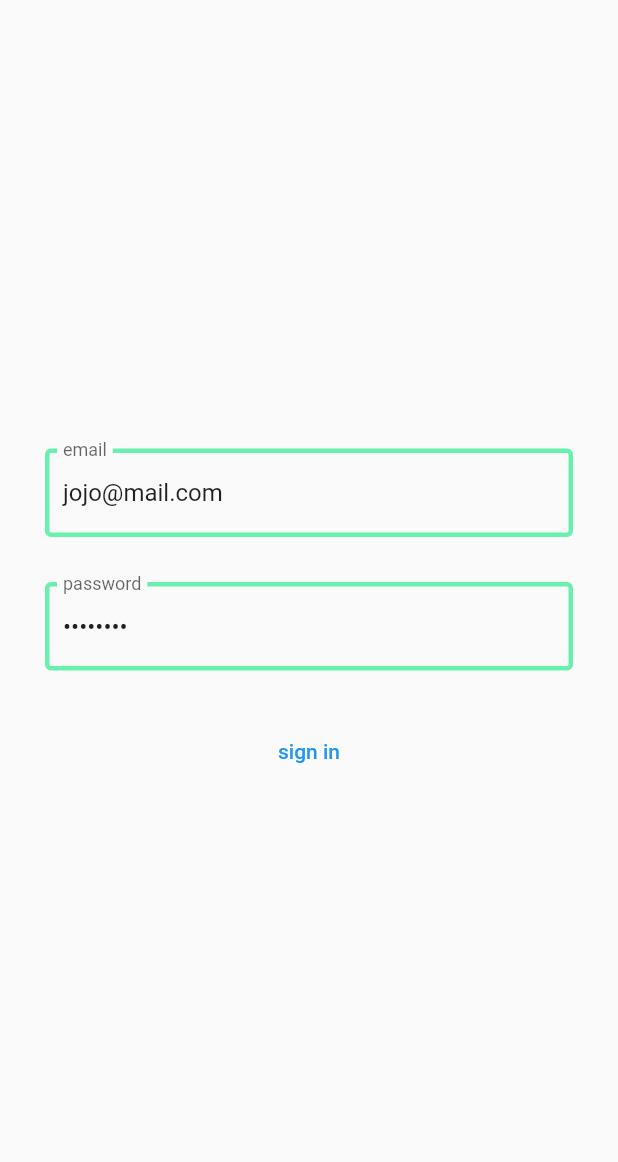
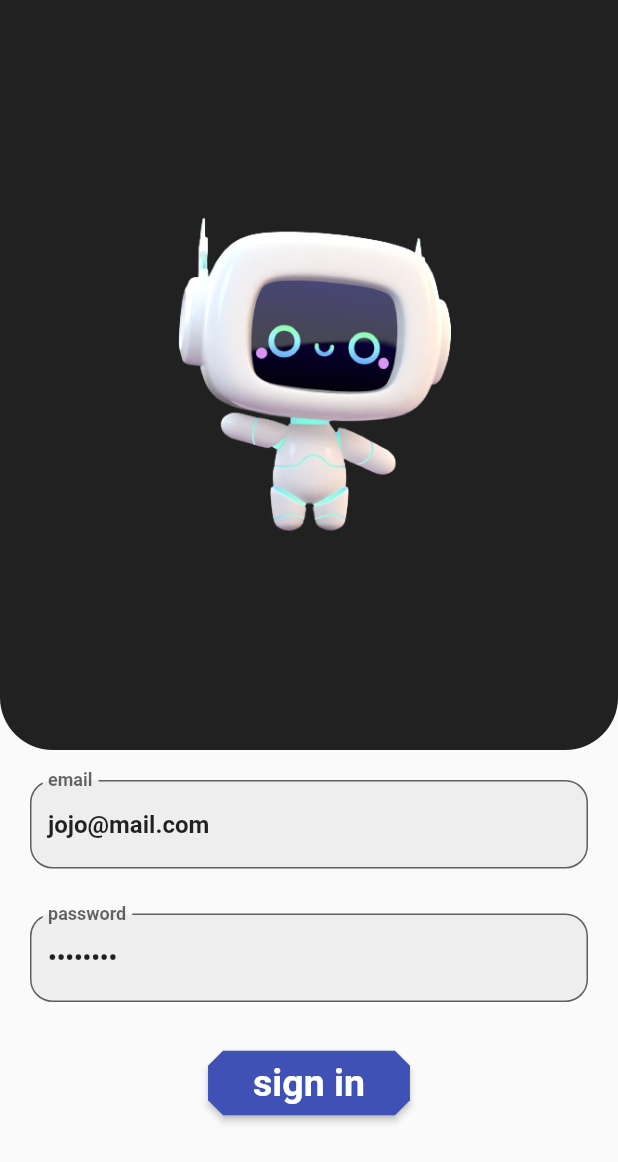
Before and after one commit to katty-ptk/aquagenie-unihack, a Flutter app: the screen it shows after launch, on a phone screen of 412 x 824 dp. Shown: the top 1162 px of the screen. Run offline on Flutter 3.47's test engine with Material 2 defaults, Android fonts, the phone set to English and light mode, and no system bars; our stand-ins replace cloud_firestore, curved_navigation_bar, firebase_auth, firebase_core, get_it, injectable and 2 more; accounts and stored records are empty.

Commit message:
added robot face and designed login screen

```diff
--- a/example/lib/screens/login_screen/login.screen.dart
+++ b/example/lib/screens/login_screen/login.screen.dart
@@ -18,21 +18,56 @@ class _LoginScreenState extends State<LoginScreen> {
       child: Consumer<AuthProvider>(
         builder: (context, authProvider, _) {
           return Scaffold(
-            body: Center(
-              child: SingleChildScrollView(
-                padding: const EdgeInsets.all(30),
+            body: SingleChildScrollView(
+              child: Column(
+                mainAxisAlignment: MainAxisAlignment.start,
+                children: [
+                  buildPresentation(),
+
+                  const SizedBox(height: 20,),
+
+                  buildSignInForm(authProvider),
+                ],
+              ),
+            )
+          );
+        }
+      )
+    );
+  }
+
+  Widget buildPresentation() {
+    return Container(
+      height: 500,
+      decoration: const BoxDecoration(
+          color: Colors.black87,
+          borderRadius: BorderRadius.only(
+              bottomRight: Radius.circular(35),
+              bottomLeft: Radius.circular(35),
+          )
+      ),
+
+      child: Image.asset('lib/assets/images/cute_robot_face.png'),
+    );
+  }
+
+  Widget buildSignInForm(AuthProvider authProvider) {
+    return Padding(
+      padding: const EdgeInsets.symmetric(horizontal: 20.0),
       child: Column(
         mainAxisAlignment: MainAxisAlignment.center,
         children: [
           TextFormField(
               initialValue: authProvider.emailText,
-                        decoration: const InputDecoration(
-                          enabledBorder: OutlineInputBorder(
-                            borderSide: BorderSide(
-                                width: 3,
-                                color: Colors.greenAccent), //<-- SEE HERE
+              style: const TextStyle(fontWeight: FontWeight.bold),
+              decoration: InputDecoration(
+                filled: true,
+                fillColor: Colors.grey.shade200,
+                border: const OutlineInputBorder(
+                  borderRadius: BorderRadius.all(Radius.circular(15)),
+                  borderSide: BorderSide(color: Colors.transparent),
                 ),
-                          label: Text("email"),
+                label: const Text("email"),
                 hintText: "example@mail.com",
               ),
               onChanged: (value) =>
@@ -45,13 +80,15 @@ class _LoginScreenState extends State<LoginScreen> {
 
           TextFormField(
             initialValue: authProvider.passwordText,
-                      decoration: const InputDecoration(
-                        enabledBorder: OutlineInputBorder(
-                          borderSide: BorderSide(
-                              width: 3,
-                              color: Colors.greenAccent), //<-- SEE HERE
+            style: const TextStyle(fontWeight: FontWeight.bold),
+            decoration: InputDecoration(
+              filled: true,
+              fillColor: Colors.grey.shade200,
+              border: const OutlineInputBorder(
+                borderRadius: BorderRadius.all(Radius.circular(15)),
+                borderSide: BorderSide(color: Colors.transparent),
               ),
-                        label: Text("password"),
+              label: const Text("password"),
               hintText: "******",
             ),
             obscureText: true,
@@ -61,7 +98,16 @@ class _LoginScreenState extends State<LoginScreen> {
 
           const SizedBox(height: 30,),
 
-                    TextButton(
+          ElevatedButton(
+            style: ElevatedButton.styleFrom(
+              primary: Colors.indigo,
+              padding: const EdgeInsets.symmetric(vertical: 7, horizontal: 30),
+              // side: BorderSide(color: Colors.yellow, width: 5),
+              textStyle: const TextStyle(
+                  color: Colors.white, fontSize: 25, fontWeight: FontWeight.bold),
+              shape: const BeveledRectangleBorder(
+                  borderRadius: BorderRadius.all(Radius.circular(10))),
+            ),
             onPressed: () async {
               await authProvider.signIn();
 
@@ -69,15 +115,10 @@ class _LoginScreenState extends State<LoginScreen> {
                 Navigator.pushNamed(context, '/bottomNavBar');
               }
             },
-                      child: Text("sign in"),
+            child: const Text("sign in"),
           )
         ],
       ),
-              ),
-            ),
-          );
-        }
-      )
     );
   }
 }
```
Lines whose indentation alone changed are shown as unchanged.
